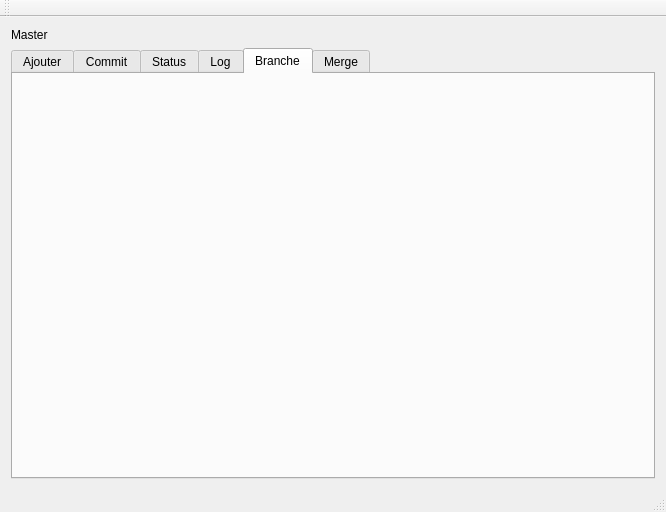
AntoninLoubiere/GitGui, file main_window.ui: the form before one commit.
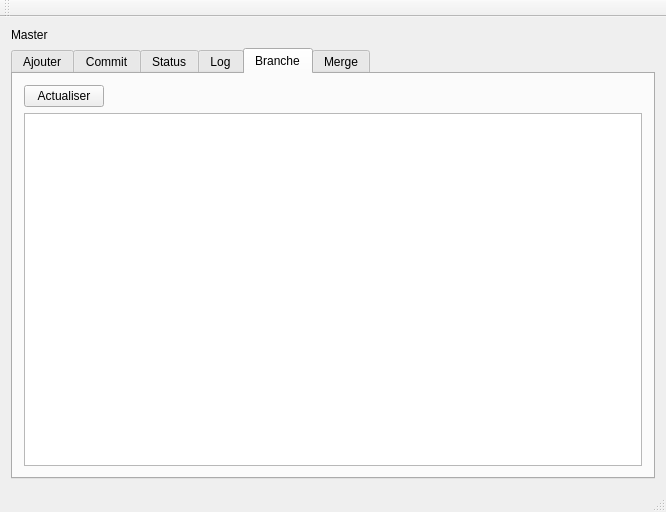
The form after the commit. The open tabs and pages were chosen to show the change.

Commit message: Create and implement Branch Getter

What changed in the file:
```diff
--- a/main_window.ui
+++ b/main_window.ui
@@ -210,6 +210,42 @@
        <attribute name="title">
         <string>Branche</string>
        </attribute>
+       <layout class="QVBoxLayout" name="verticalLayout_4">
+        <item>
+         <layout class="QHBoxLayout" name="horizontalLayout_3">
+          <item>
+           <widget class="QPushButton" name="updateBranchButton">
+            <property name="text">
+             <string>Actualiser</string>
+            </property>
+           </widget>
+          </item>
+          <item>
+           <spacer name="horizontalSpacer_4">
+            <property name="orientation">
+             <enum>Qt::Horizontal</enum>
+            </property>
+            <property name="sizeHint" stdset="0">
+             <size>
+              <width>40</width>
+              <height>20</height>
+             </size>
+            </property>
+           </spacer>
+          </item>
+         </layout>
+        </item>
+        <item>
+         <widget class="QPlainTextEdit" name="branchPlainTextEdit">
+          <property name="readOnly">
+           <bool>true</bool>
+          </property>
+          <property name="plainText">
+           <string/>
+          </property>
+         </widget>
+        </item>
+       </layout>
       </widget>
       <widget class="QWidget" name="mergeTab">
        <attribute name="title">
```
The commit also changes 5 other files.
